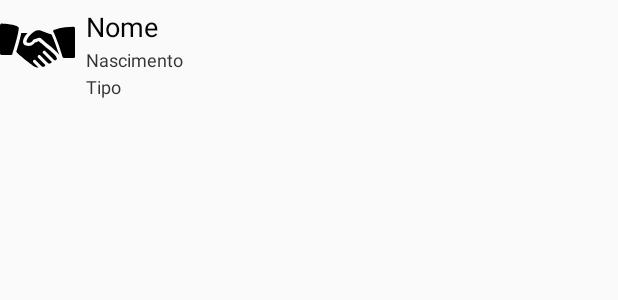
After one commit to ThiagoCesarLopes/prestadorsv, an Android app: the layout row_dados.xml on its own in the app's theme, with its tools: preview values and no code run, on a phone screen of 412 x 824 dp. The commit adds this screen. Shown: the top 300 px of the screen. Run offline under Robolectric (Android 15) with nearby library versions, the phone set to English and light mode, and no system bars.

Commit message:
alteraçoes

```diff
--- a/app/src/main/java/br/com/appanunciobairro/bairroanuncio/ConnectionClass.java
+++ b/app/src/main/java/br/com/appanunciobairro/bairroanuncio/ConnectionClass.java
@@ -10,7 +10,7 @@ import java.sql.SQLException;
 
 public class ConnectionClass {
 
-    String ip = "192.168.0.33:1433";
+    String ip = " 192.168.0.33:1433";
     String classs = "net.sourceforge.jtds.jdbc.Driver";
     String db = "DB_PrestadorServico";
     String un = "sa";
--- a/app/src/main/java/br/com/appanunciobairro/bairroanuncio/MainActivity.java
+++ b/app/src/main/java/br/com/appanunciobairro/bairroanuncio/MainActivity.java
@@ -18,7 +18,7 @@ public class MainActivity extends AppCompatActivity {
 
   //  ConnectionClass connectionClass;
     EditText edtuserid,edtpass;
-    Button btnlogin;
+    Button btnlogin,btnSave;
     ProgressBar pbbar;
 
     //Declare Connection Server
@@ -34,6 +34,7 @@ public class MainActivity extends AppCompatActivity {
         edtuserid = (EditText) findViewById(R.id.et_username);
         edtpass = (EditText) findViewById(R.id.et_password);
         btnlogin = (Button) findViewById(R.id.btn_Login);
+        btnSave = (Button) findViewById(R.id.btnSave);
         pbbar = (ProgressBar) findViewById(R.id.pbbar);
         //pbbar.setVisibility(View.GONE);
 
--- /dev/null
+++ b/app/src/main/res/layout/row_dados.xml
@@ -0,0 +1,47 @@
+<?xml version="1.0" encoding="utf-8"?>
+<RelativeLayout xmlns:android="http://schemas.android.com/apk/res/android"
+    android:orientation="vertical"
+    android:layout_width="match_parent"
+    android:layout_height="match_parent"
+    android:paddingBottom="5dp"
+    android:paddingTop="5dp">
+    <ImageView
+        android:id="@+id/thumbnail"
+        android:src="@drawable/ic_servico"
+        android:layout_width="50dip"
+        android:layout_height="50dip"
+        android:scaleType="fitXY"/>
+    <TextView
+        android:id="@+id/nome"
+        android:layout_width="wrap_content"
+        android:layout_height="wrap_content"
+        android:textColor="#040404"
+        android:text="Nome"
+        android:typeface="sans"
+        android:textSize="18dip"
+        android:layout_toRightOf="@+id/thumbnail"
+        android:paddingLeft="7dp"/>
+
+    <TextView
+        android:id="@+id/nascimento"
+        android:layout_width="fill_parent"
+        android:layout_height="wrap_content"
+        android:layout_below="@id/nome"
+        android:textColor="#343434"
+        android:textSize="12dip"
+        android:text="Nascimento"
+        android:layout_marginTop="1dip"
+        android:layout_toRightOf="@+id/thumbnail"
+        android:paddingLeft="7dp"/>
+    <TextView
+        android:id="@+id/tipo"
+        android:layout_width="fill_parent"
+        android:layout_height="wrap_content"
+        android:layout_below="@id/nascimento"
+        android:textColor="#343434"
+        android:textSize="12dip"
+        android:text="Tipo"
+        android:layout_marginTop="1dip"
+        android:layout_toRightOf="@+id/thumbnail"
+        android:paddingLeft="7dp"/>
+</RelativeLayout>
--- a/app/src/main/res/values/strings.xml
+++ b/app/src/main/res/values/strings.xml
@@ -1,5 +1,7 @@
 <resources>
     <string name="app_name">Prestador de Serviços -VF</string>
+
+
     <string name="cadastro">Preencha o Formulario:</string>
     <string name="cadendereco">Endereço:</string>
     <string name="cadastrobacktype">Urgência</string>
```
Also changed, not shown: app/src/main/AndroidManifest.xml (+11 -10 lines), app/src/main/java/br/com/appanunciobairro/bairroanuncio/Adapter/ClienteAdapter.java (added, +57 -0 lines), app/src/main/java/br/com/appanunciobairro/bairroanuncio/DataBase/ClienteDataSource.java (added, +120 -0 lines), app/src/main/java/br/com/appanunciobairro/bairroanuncio/DataBase/DataBaseHelper.java (added, +30 -0 lines), app/src/main/java/br/com/appanunciobairro/bairroanuncio/ItemDetailFragment.java (added, +93 -0 lines), app/src/main/java/br/com/appanunciobairro/bairroanuncio/Model/ClienteModel.java (added, +42 -0 lines), app/src/main/java/br/com/appanunciobairro/bairroanuncio/RegisterNew.java (+82 -38 lines), app/src/main/res/layout/list_user_adm.xml (added, +9 -0 lines), app/src/main/res/layout/new_user.xml (+8 -7 lines). Lines whose indentation alone changed are shown as unchanged.
